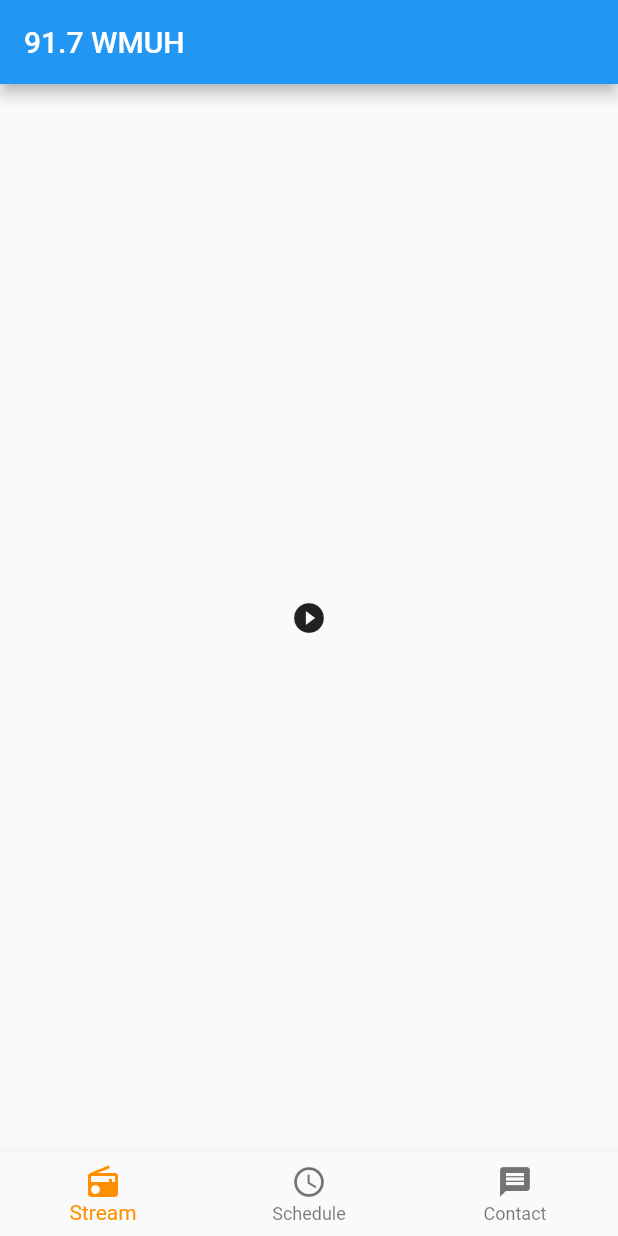
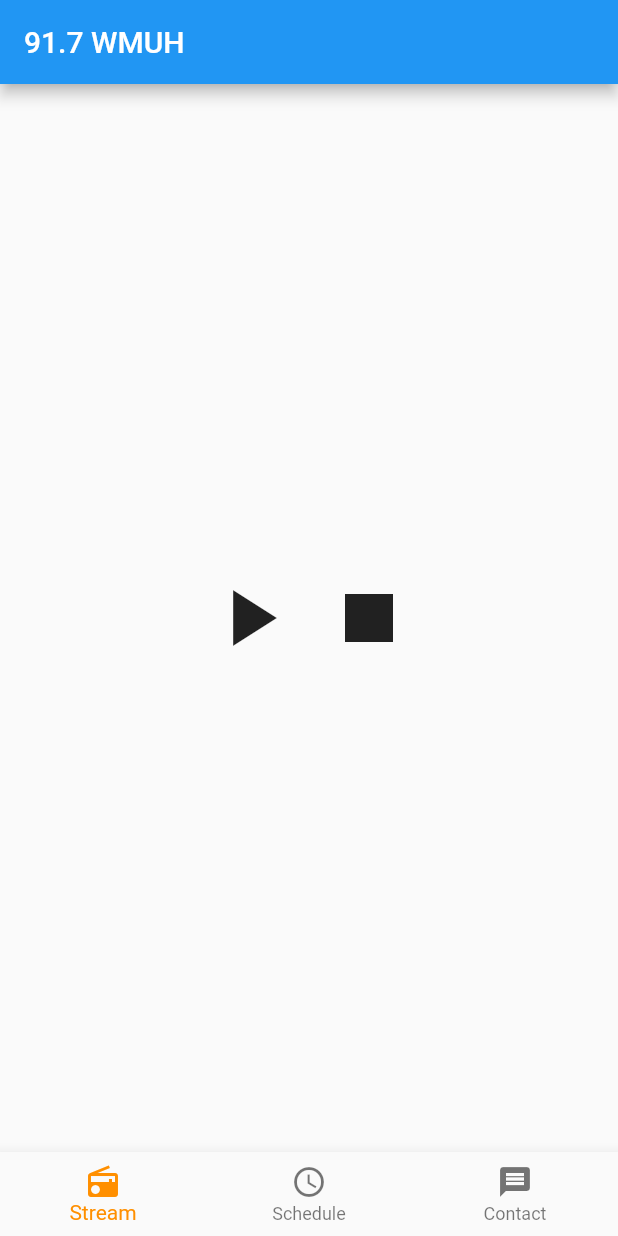
Before and after one commit to skuffed/WMUHAPP, a Flutter app: the screen it shows after launch, on a phone screen of 412 x 824 dp. Run offline on Flutter 3.47's test engine with Material 2 defaults, Android fonts, the phone set to English and light mode, and no system bars; our stand-ins replace just_audio.

Commit message:
Functioning media player with pause and stop buttons

```diff
--- a/lib/main.dart
+++ b/lib/main.dart
@@ -36,18 +36,56 @@ class MyStatefulWidget extends StatefulWidget {
   _MyStatefulWidgetState createState() => _MyStatefulWidgetState();
 }
 
+
 class _MyStatefulWidgetState extends State<MyStatefulWidget> {
   int _selectedIndex = 0;
   static const TextStyle optionStyle =
   TextStyle(fontSize: 30, fontWeight: FontWeight.bold);
   static String url = 'http://192.104.181.26:8000/stream';
-  static final player = AudioPlayer();
-  var duration = player.setUrl(url);
+  static final _player = AudioPlayer();
+  var duration = _player.setUrl(url);
 
   static List<Widget> _widgetOptions = <Widget>[
-    FlatButton(
-      child: Icon(Icons.play_circle_filled),
-      onPressed: () => player.play(),
+    StreamBuilder<FullAudioPlaybackState>(
+      stream: _player.fullPlaybackStateStream,
+      builder: (context, snapshot) {
+        final fullState = snapshot.data;
+        final state = fullState?.state;
+        final buffering = fullState?.buffering;
+        return Row(
+          mainAxisSize: MainAxisSize.min,
+          children: [
+            if (state == AudioPlaybackState.connecting ||
+                buffering == true)
+              Container(
+                margin: EdgeInsets.all(8.0),
+                width: 64.0,
+                height: 64.0,
+                child: CircularProgressIndicator(),
+              )
+            else if (state == AudioPlaybackState.playing)
+              IconButton(
+                icon: Icon(Icons.pause),
+                iconSize: 64.0,
+                onPressed: _player.pause,
+              )
+            else
+              IconButton(
+                icon: Icon(Icons.play_arrow),
+                iconSize: 64.0,
+                onPressed: _player.play,
+              ),
+            IconButton(
+              icon: Icon(Icons.stop),
+              iconSize: 64.0,
+              onPressed: state == AudioPlaybackState.stopped ||
+                  state == AudioPlaybackState.none
+                  ? null
+                  : _player.stop,
+            ),
+          ],
+        );
+      },
     ),
     Text(
       'Index 1: Schedule',
--- a/pubspec.yaml
+++ b/pubspec.yaml
@@ -14,12 +14,13 @@ description: Official app for WMUH radio.
 version: 1.0.0+1
 
 environment:
-  sdk: ">=2.1.0 <3.0.0"
+  sdk: ">=2.2.2 <3.0.0"
 
 dependencies:
   flutter:
     sdk: flutter
   just_audio:
+  http:
 
   # The following adds the Cupertino Icons font to your application.
   # Use with the CupertinoIcons class for iOS style icons.
```
Also changed, not shown: pubspec.lock.
